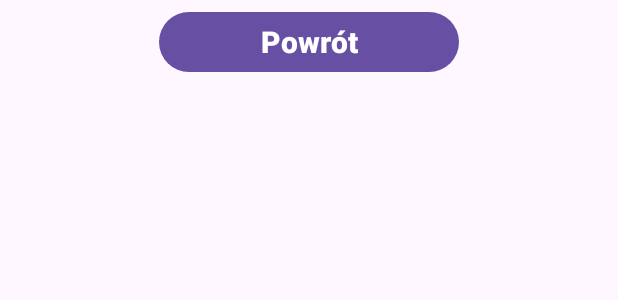
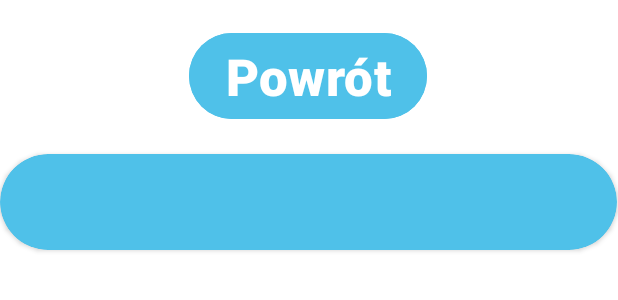
Before and after one commit to bartekkleczar/flagiAplikacja, an Android app: the layout activity_main.xml on its own in the app's theme, with its tools: preview values and no code run, on a phone screen of 412 x 824 dp. Shown: the top 300 px of the screen. Run offline under Robolectric (Android 15) with nearby library versions, the phone set to English and light mode, and no system bars.

Commit message:
dodanie przycisku powrotu, dodanie tv do wyswietlania filtrow

```diff
--- a/app/src/main/res/layout/activity_main.xml
+++ b/app/src/main/res/layout/activity_main.xml
@@ -4,32 +4,64 @@
     xmlns:tools="http://schemas.android.com/tools"
     android:layout_width="match_parent"
     android:layout_height="match_parent"
+    android:background="@color/white"
+    android:backgroundTint="@color/white"
+    android:foregroundTint="@color/white"
     tools:context=".MainActivity">
 
     <androidx.recyclerview.widget.RecyclerView
         android:id="@+id/rvFlagi"
-        android:layout_width="0dp"
-        android:layout_height="0dp"
-        android:layout_marginStart="1dp"
-        android:layout_marginEnd="1dp"
-        android:layout_marginBottom="65dp"
+        android:layout_width="match_parent"
+        android:layout_height="508dp"
         app:layout_constraintBottom_toBottomOf="parent"
         app:layout_constraintEnd_toEndOf="parent"
+        app:layout_constraintHorizontal_bias="0.0"
         app:layout_constraintStart_toStartOf="parent"
-        app:layout_constraintTop_toBottomOf="@+id/btnPowrot" />
+        app:layout_constraintTop_toBottomOf="@+id/btnPowrot"
+        app:layout_constraintVertical_bias="0.616" />
 
     <Button
         android:id="@+id/btnPowrot"
-        android:layout_width="200sp"
+        android:layout_width="wrap_content"
         android:layout_height="wrap_content"
-        android:layout_marginTop="4dp"
-        android:layout_marginBottom="14dp"
+        android:backgroundTint="@color/backgroundMa"
         android:text="Powrót"
-        android:textSize="20sp"
+        android:textSize="34sp"
         android:textStyle="bold"
-        app:layout_constraintBottom_toTopOf="@+id/rvFlagi"
+        app:layout_constraintBottom_toBottomOf="parent"
         app:layout_constraintEnd_toEndOf="parent"
+        app:layout_constraintHorizontal_bias="0.498"
         app:layout_constraintStart_toStartOf="parent"
-        app:layout_constraintTop_toTopOf="parent" />
+        app:layout_constraintTop_toTopOf="parent"
+        app:layout_constraintVertical_bias="0.024" />
+
+    <androidx.cardview.widget.CardView
+        android:layout_width="411dp"
+        android:layout_height="64dp"
+        app:cardBackgroundColor="@color/backgroundMa"
+        app:cardCornerRadius="50dp"
+        app:layout_constraintBottom_toBottomOf="parent"
+        app:layout_constraintEnd_toEndOf="parent"
+        app:layout_constraintHorizontal_bias="0.0"
+        app:layout_constraintStart_toStartOf="parent"
+        app:layout_constraintTop_toTopOf="parent"
+        app:layout_constraintVertical_bias="0.135">
+
+        <androidx.constraintlayout.widget.ConstraintLayout
+            android:layout_width="match_parent"
+            android:layout_height="match_parent">
+
+            <TextView
+                android:id="@+id/tvInfo"
+                android:layout_width="wrap_content"
+                android:layout_height="wrap_content"
+                android:textColor="@color/black"
+                android:textSize="20sp"
+                app:layout_constraintBottom_toBottomOf="parent"
+                app:layout_constraintEnd_toEndOf="parent"
+                app:layout_constraintStart_toStartOf="parent"
+                app:layout_constraintTop_toTopOf="parent" />
+        </androidx.constraintlayout.widget.ConstraintLayout>
+    </androidx.cardview.widget.CardView>
 
 </androidx.constraintlayout.widget.ConstraintLayout>
```
